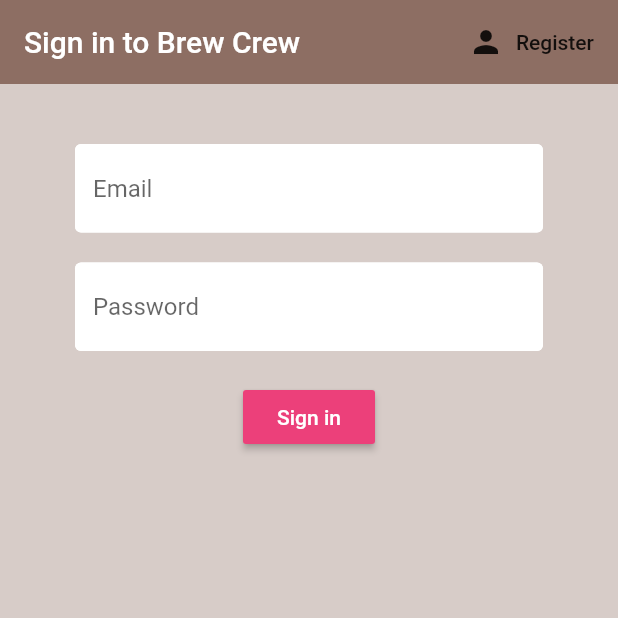
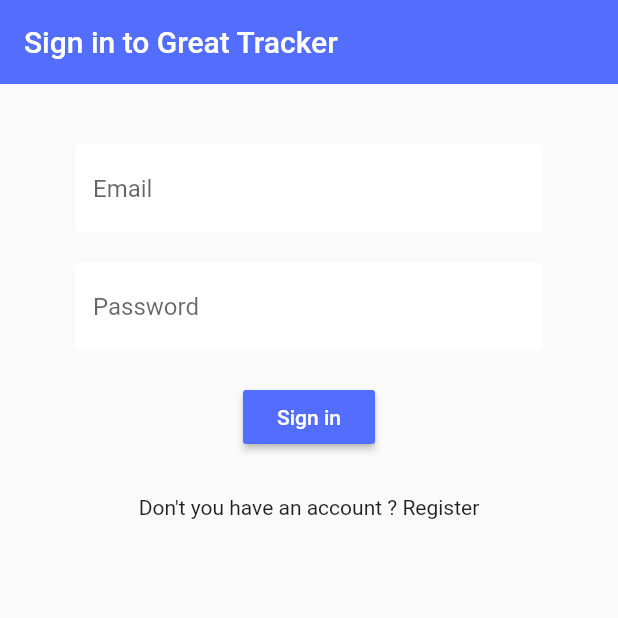
Before and after one commit to erenacikbas/time_management_app, a Flutter app: the screen it shows after launch, on a phone screen of 412 x 824 dp, the top half of it. Run offline on Flutter 3.47's test engine with Material 2 defaults, Android fonts, the phone set to English and light mode, and no system bars; our stand-ins replace cloud_firestore, firebase_auth, firebase_core, shared_preferences; accounts and stored records are empty.

```diff
--- a/lib/application_layer/auth/login/login_screen.dart
+++ b/lib/application_layer/auth/login/login_screen.dart
@@ -27,12 +27,11 @@ class _LoginScreenState extends State<LoginScreen> {
   String password = "";
 
   //FirebaseAuth
-  FirebaseAuth _authInstance = FirebaseAuth.instance;
 
   void getUserID() async {
     final SharedPreferences prefs = await _prefs;
     final FirebaseAuth _auth = FirebaseAuth.instance;
-    final User user = await _auth.currentUser;
+    final User user =  _auth.currentUser;
     Future<String> uid =
         prefs.setString("userID", user.uid).then((bool success) {
       return user.uid;
@@ -44,20 +43,18 @@ class _LoginScreenState extends State<LoginScreen> {
   Widget build(BuildContext context) {
     return loading
         ? LoadingScreen()
-        : SafeArea(
-            child: Scaffold(
-              backgroundColor: Colors.brown[100],
+        : Scaffold(
           appBar: AppBar(
-                backgroundColor: Colors.brown[400],
+            backgroundColor: Colors.indigoAccent,
             elevation: 0.0,
-                title: Text("Sign in to Brew Crew"),
-                actions: <Widget>[
-                  FlatButton.icon(
-                    icon: Icon(Icons.person),
-                    label: Text("Register"),
-                    onPressed: () => widget.toogleView(),
-                  )
-                ],
+            title: Text("Sign in to Great Tracker"),
+            // actions: <Widget>[
+            //   FlatButton.icon(
+            //     icon: Icon(Icons.person),
+            //     label: Text("Register"),
+            //     onPressed: () => widget.toogleView(),
+            //   )
+            // ],
           ),
           body: Container(
             padding: EdgeInsets.symmetric(vertical: 20.0, horizontal: 50.0),
@@ -95,7 +92,7 @@ class _LoginScreenState extends State<LoginScreen> {
                     height: 20,
                   ),
                   RaisedButton(
-                        color: Colors.pink[400],
+                    color: Colors.indigoAccent,
                     child: Text(
                       "Sign in",
                       style: TextStyle(color: Colors.white),
@@ -125,8 +122,10 @@ class _LoginScreenState extends State<LoginScreen> {
                     error,
                     style: TextStyle(color: Colors.red),
                   ),
+                  GestureDetector(
+                        onTap: () => widget.toogleView(),
+                        child: Text("Don't you have an account ? Register"))
                 ],
-                  ),
               ),
             ),
           ),
```
Lines whose indentation alone changed are shown as unchanged.
